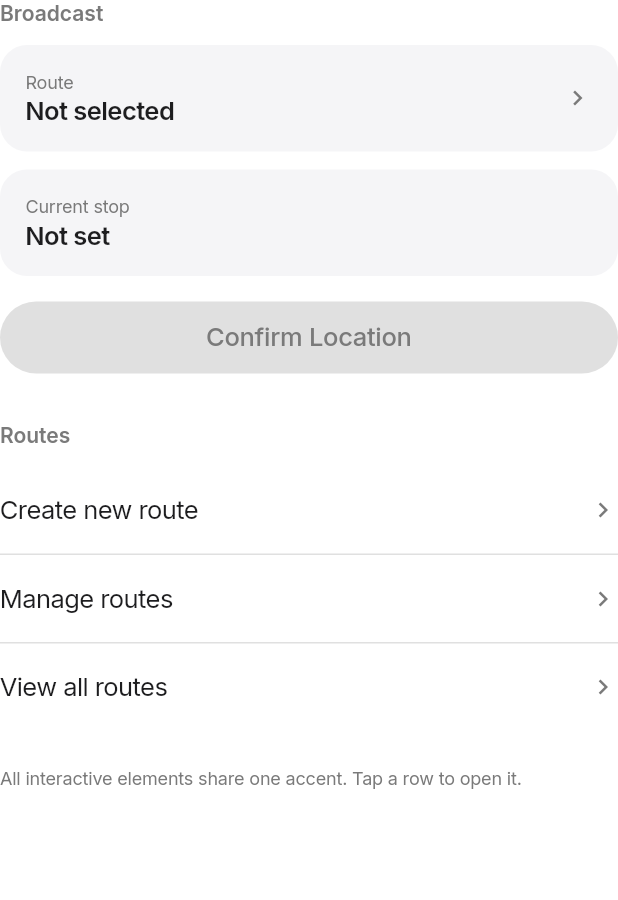
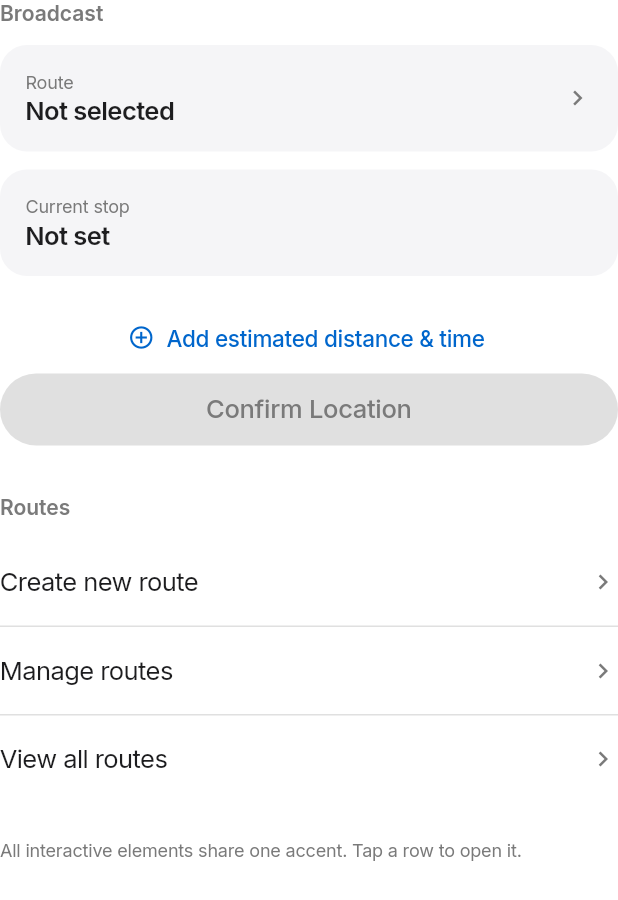
Before and after one commit to mustafaforce/ebus, a Flutter app: the _DriverSection widget shown alone on an empty page, opened directly with empty values, on a phone screen of 412 x 824 dp. Shown: the top 900 px of the screen. Run offline on Flutter 3.47's test engine with Material 3 defaults, Android fonts, the phone set to English and light mode, and no system bars; our stand-ins replace flutter_dotenv, google_fonts, supabase_flutter; accounts and stored records are empty.

Commit message:
feat: Add estimated distance and time fields to bus location tracking

```diff
--- a/lib/features/home/presentation/controllers/location_update_controller.dart
+++ b/lib/features/home/presentation/controllers/location_update_controller.dart
@@ -15,6 +15,21 @@ class LocationUpdateController extends ChangeNotifier {
 
   String? _errorMessage;
   String? get errorMessage => _errorMessage;
+
+  final TextEditingController distanceController = TextEditingController();
+  final TextEditingController timeController = TextEditingController();
+
+  bool _showExtraFields = false;
+  bool get showExtraFields => _showExtraFields;
+
+  void toggleExtraFields() {
+    _showExtraFields = !_showExtraFields;
+    if (!_showExtraFields) {
+      distanceController.clear();
+      timeController.clear();
+    }
+    notifyListeners();
+  }
 
   Future<void> updateLocation() async {
     final route = RouteService.instance.selectedRoute;
@@ -39,10 +54,15 @@ class LocationUpdateController extends ChangeNotifier {
     notifyListeners();
 
     try {
+      final double? dist = double.tryParse(distanceController.text.trim());
+      final int? time = int.tryParse(timeController.text.trim());
+
       await TrackingLocator.updateBusLocationUseCase(
         routeId: route.id,
         driverId: user.id,
         currentStopId: stop.id,
+        estimatedDistance: dist,
+        estimatedTimeMinutes: time,
       );
       _successMessage = 'Location updated successfully!';
     } catch (e) {
@@ -58,4 +78,11 @@ class LocationUpdateController extends ChangeNotifier {
     _errorMessage = null;
     notifyListeners();
   }
+
+  @override
+  void dispose() {
+    distanceController.dispose();
+    timeController.dispose();
+    super.dispose();
+  }
 }
--- a/lib/features/home/presentation/pages/home_page.dart
+++ b/lib/features/home/presentation/pages/home_page.dart
@@ -269,6 +269,69 @@ class _DriverSection extends StatelessWidget {
         ListenableBuilder(
           listenable: locationController,
           builder: (context, _) {
+            return Column(
+              crossAxisAlignment: CrossAxisAlignment.stretch,
+              children: [
+                TextButton.icon(
+                  onPressed: () => locationController.toggleExtraFields(),
+                  icon: Icon(
+                    locationController.showExtraFields
+                        ? Icons.remove_circle_outline
+                        : Icons.add_circle_outline,
+                    size: 18,
+                  ),
+                  label: Text(
+                    locationController.showExtraFields
+                        ? 'Remove distance & time'
+                        : 'Add estimated distance & time',
+                  ),
+                ),
+                if (locationController.showExtraFields) ...[
+                  const SizedBox(height: AppSpacing.sm),
+                  Row(
+                    children: [
+                      Expanded(
+                        child: TextField(
+                          controller: locationController.distanceController,
+                          keyboardType: TextInputType.number,
+                          decoration: const InputDecoration(
+                            labelText: 'Distance (km)',
+                            hintText: 'e.g. 2.5',
+                            border: OutlineInputBorder(),
+                            contentPadding: EdgeInsets.symmetric(
+                              horizontal: 12,
+                              vertical: 10,
+                            ),
+                          ),
+                        ),
+                      ),
+                      const SizedBox(width: AppSpacing.sm),
+                      Expanded(
+                        child: TextField(
+                          controller: locationController.timeController,
+                          keyboardType: TextInputType.number,
+                          decoration: const InputDecoration(
+                            labelText: 'Time (min)',
+                            hintText: 'e.g. 5',
+                            border: OutlineInputBorder(),
+                            contentPadding: EdgeInsets.symmetric(
+                              horizontal: 12,
+                              vertical: 10,
+                            ),
+                          ),
+                        ),
+                      ),
+                    ],
+                  ),
+                  const SizedBox(height: AppSpacing.md),
+                ],
+              ],
+            );
+          },
+        ),
+        ListenableBuilder(
+          listenable: locationController,
+          builder: (context, _) {
             final bool enabled = hasRoute && hasStop && !locationController.isUpdating;
             return FilledButton(
               onPressed: enabled
--- a/lib/features/tracking/data/datasources/bus_location_remote_data_source.dart
+++ b/lib/features/tracking/data/datasources/bus_location_remote_data_source.dart
@@ -10,13 +10,22 @@ class BusLocationRemoteDataSource {
     required String routeId,
     required String driverId,
     required String currentStopId,
+    double? estimatedDistance,
+    int? estimatedTimeMinutes,
   }) async {
+    final Map<String, dynamic> data = {
+      'route_id': routeId,
+      'driver_id': driverId,
+      'current_stop_id': currentStopId,
+    };
+    if (estimatedDistance != null) {
+      data['estimated_distance'] = estimatedDistance;
+    }
+    if (estimatedTimeMinutes != null) {
+      data['estimated_time_minutes'] = estimatedTimeMinutes;
+    }
     await _client.from('bus_locations').upsert(
-      {
-        'route_id': routeId,
-        'driver_id': driverId,
-        'current_stop_id': currentStopId,
-      },
+      data,
       onConflict: 'route_id,driver_id',
     );
   }
@@ -27,7 +36,7 @@ class BusLocationRemoteDataSource {
   }) async {
     final Map<String, dynamic>? map = await _client
         .from('bus_locations')
-        .select('id, route_id, driver_id, current_stop_id, updated_at')
+        .select('id, route_id, driver_id, current_stop_id, updated_at, estimated_distance, estimated_time_minutes')
         .eq('route_id', routeId)
         .eq('driver_id', driverId)
         .maybeSingle();
@@ -39,7 +48,7 @@ class BusLocationRemoteDataSource {
   Future<List<BusLocationModel>> getBusLocationsByRoute(String routeId) async {
     final List<Map<String, dynamic>> maps = await _client
         .from('bus_locations')
-        .select('id, route_id, driver_id, current_stop_id, updated_at')
+        .select('id, route_id, driver_id, current_stop_id, updated_at, estimated_distance, estimated_time_minutes')
         .eq('route_id', routeId);
 
     return maps.map((map) => BusLocationModel.fromDatabase(map)).toList();
--- a/lib/features/tracking/data/datasources/passenger_tracking_remote_data_source.dart
+++ b/lib/features/tracking/data/datasources/passenger_tracking_remote_data_source.dart
@@ -9,7 +9,7 @@ class PassengerTrackingRemoteDataSource {
   Future<PassengerTrackingModel?> getTrackingByRoute(String routeId) async {
     final locationResult = await _client
         .from('bus_locations')
-        .select('id, route_id, driver_id, current_stop_id, updated_at')
+        .select('id, route_id, driver_id, current_stop_id, updated_at, estimated_distance, estimated_time_minutes')
         .eq('route_id', routeId)
         .maybeSingle();
 
@@ -61,6 +61,8 @@ class PassengerTrackingRemoteDataSource {
       nextStopName: nextStopName,
       lastUpdated: DateTime.parse(locationResult['updated_at'] as String),
       driverName: driverResult?['full_name'] as String?,
+      estimatedDistance: (locationResult['estimated_distance'] as num?)?.toDouble(),
+      estimatedTimeMinutes: locationResult['estimated_time_minutes'] as int?,
     );
   }
 
--- a/lib/features/tracking/data/repositories/bus_location_repository_impl.dart
+++ b/lib/features/tracking/data/repositories/bus_location_repository_impl.dart
@@ -13,11 +13,15 @@ class BusLocationRepositoryImpl implements BusLocationRepository {
     required String routeId,
     required String driverId,
     required String currentStopId,
+    double? estimatedDistance,
+    int? estimatedTimeMinutes,
   }) {
     return _dataSource.upsertBusLocation(
       routeId: routeId,
       driverId: driverId,
       currentStopId: currentStopId,
+      estimatedDistance: estimatedDistance,
+      estimatedTimeMinutes: estimatedTimeMinutes,
     );
   }
 
--- a/lib/features/tracking/domain/repositories/bus_location_repository.dart
+++ b/lib/features/tracking/domain/repositories/bus_location_repository.dart
@@ -5,6 +5,8 @@ abstract class BusLocationRepository {
     required String routeId,
     required String driverId,
     required String currentStopId,
+    double? estimatedDistance,
+    int? estimatedTimeMinutes,
   });
 
   Future<BusLocationModel?> getBusLocation({
--- a/lib/features/tracking/domain/usecases/bus_location_use_cases.dart
+++ b/lib/features/tracking/domain/usecases/bus_location_use_cases.dart
@@ -9,11 +9,15 @@ class UpdateBusLocationUseCase {
     required String routeId,
     required String driverId,
     required String currentStopId,
+    double? estimatedDistance,
+    int? estimatedTimeMinutes,
   }) {
     return _repository.updateBusLocation(
       routeId: routeId,
       driverId: driverId,
       currentStopId: currentStopId,
+      estimatedDistance: estimatedDistance,
+      estimatedTimeMinutes: estimatedTimeMinutes,
     );
   }
 }
```
Also changed, not shown: lib/features/tracking/data/models/bus_location_model.dart (+6 -8 lines), lib/features/tracking/data/models/passenger_tracking_model.dart (+11 -25 lines), lib/features/tracking/presentation/pages/passenger_tracking_page.dart (+51 -0 lines), 1 other file.
